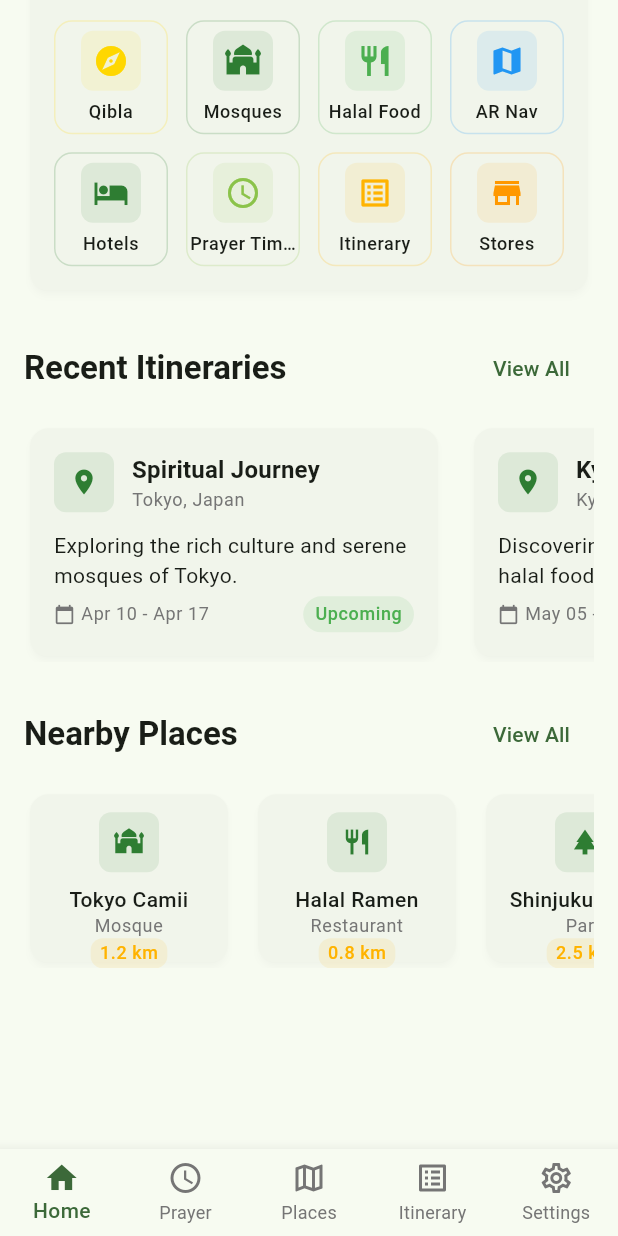
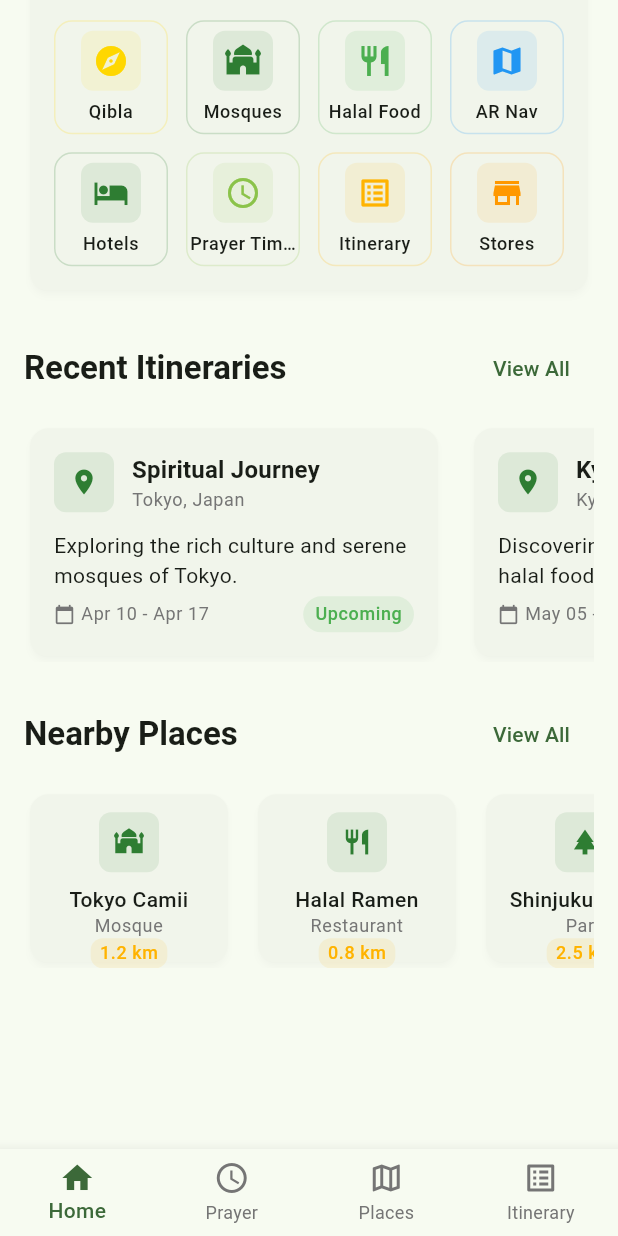
Before and after one commit to IRedDragonICY/safiyah, a Flutter app: the HomePage screen opened by its route, scrolled down 442 dp, on a phone screen of 412 x 824 dp. Run offline on Flutter 3.47's test engine with Material 3 defaults, Android fonts, the phone set to English and light mode, and no system bars; drawn by our look-alikes of dynamic_color; our stand-ins replace adhan, cached_network_image, camera, equatable, flutter_bloc, flutter_compass and 10 more; accounts and stored records are empty; network calls fail; Roboto replaces fonts that are missing (Poppins).

Commit message:
feat(navigation): add settings route and button
Introduce a settings route in the app router and add a settings button on the home page for easy access. This enhances user navigation by providing a direct way to access settings.

```diff
--- a/lib/presentation/pages/home/home_page.dart
+++ b/lib/presentation/pages/home/home_page.dart
@@ -6,6 +6,7 @@ import 'package:intl/intl.dart';
 import '../../../core/constants/app_constants.dart';
 import '../../../core/constants/colors.dart';
 import '../../../core/constants/strings.dart';
+import '../../../routes/route_names.dart';
 import '../../bloc/home/home_bloc.dart';
 import '../../bloc/home/home_event.dart';
 import '../../bloc/home/home_state.dart';
@@ -212,6 +213,20 @@ class HomePage extends StatelessWidget {
                         ),
                   ),
                 ],
+              ),
+            ),
+            Positioned(
+              top: 16,
+              right: 16,
+              child: SafeArea(
+                child: IconButton(
+                  icon: const Icon(Icons.settings_outlined, color: Colors.white),
+                  onPressed: () => context.push(RouteNames.settings),
+                  tooltip: 'Settings',
+                  style: IconButton.styleFrom(
+                    backgroundColor: Colors.black.withOpacity(0.3),
+                  ),
+                ),
               ),
             ),
           ],
--- a/lib/presentation/pages/main_navigation_wrapper.dart
+++ b/lib/presentation/pages/main_navigation_wrapper.dart
@@ -1,4 +1,3 @@
-// presentation/pages/main_navigation_wrapper.dart
 import 'package:flutter/material.dart';
 import 'package:go_router/go_router.dart';
 import 'package:safiyah/routes/route_names.dart';
@@ -27,9 +26,6 @@ class _MainNavigationWrapperState extends State<MainNavigationWrapper> {
     if (location.startsWith(RouteNames.itinerary)) {
       return 3;
     }
-    if (location.startsWith(RouteNames.settings)) {
-      return 4;
-    }
     return 0;
   }
 
@@ -46,9 +42,6 @@ class _MainNavigationWrapperState extends State<MainNavigationWrapper> {
         break;
       case 3:
         context.go(RouteNames.itinerary);
-        break;
-      case 4:
-        context.go(RouteNames.settings);
         break;
     }
   }
@@ -82,11 +75,6 @@ class _MainNavigationWrapperState extends State<MainNavigationWrapper> {
             activeIcon: Icon(Icons.list_alt),
             label: 'Itinerary',
           ),
-          BottomNavigationBarItem(
-            icon: Icon(Icons.settings_outlined),
-            activeIcon: Icon(Icons.settings),
-            label: 'Settings',
-          ),
         ],
       ),
     );
--- a/lib/routes/app_router.dart
+++ b/lib/routes/app_router.dart
@@ -1,4 +1,3 @@
-// routes/app_router.dart
 import 'package:flutter/material.dart';
 import 'package:go_router/go_router.dart';
 import 'package:safiyah/presentation/pages/onboarding/onboarding_page.dart';
@@ -84,12 +83,12 @@ class AppRouter {
             name: 'itinerary',
             builder: (context, state) => const ItineraryListPage(),
           ),
-          GoRoute(
-            path: RouteNames.settings,
-            name: 'settings',
-            builder: (context, state) => const SettingsPage(),
-          ),
         ],
+      ),
+      GoRoute(
+        path: RouteNames.settings,
+        name: 'settings',
+        builder: (context, state) => const SettingsPage(),
       ),
       GoRoute(
         path: RouteNames.qibla,
```
